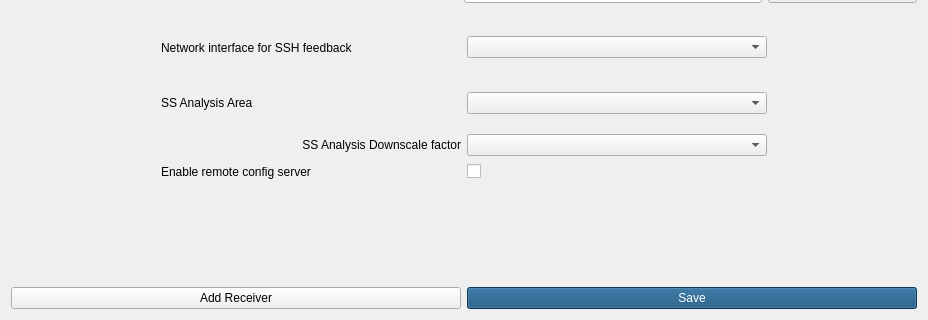
The window that ScreenLedGUI/settingswindow.ui (0LTSU0/ScreenLed) describes before a commit, drawn with Qt 5; both pictures show x 0 to 928 and y 316 to 636 of the 928 by 636 pixel window.
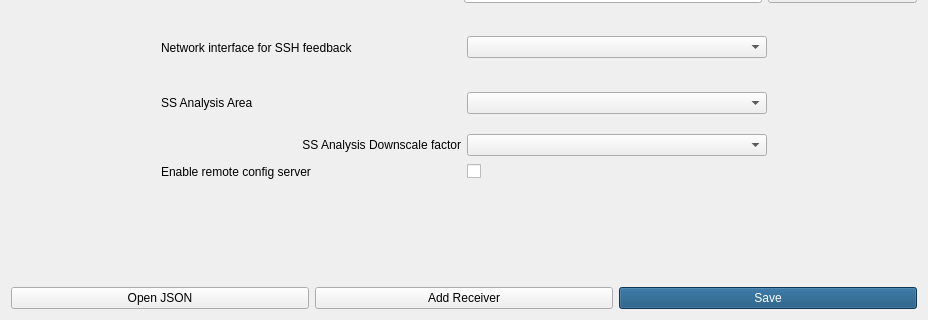
The same window after the commit.

Commit message: button to open config json from settings

```diff
--- a/ScreenLedGUI/settingswindow.ui
+++ b/ScreenLedGUI/settingswindow.ui
@@ -432,6 +432,13 @@
    </item>
    <item>
     <layout class="QHBoxLayout" name="horizontalLayout_6">
+     <item>
+      <widget class="QPushButton" name="OpenJsonButton">
+       <property name="text">
+        <string>Open JSON</string>
+       </property>
+      </widget>
+     </item>
      <item>
       <widget class="QPushButton" name="addReceiverButton">
        <property name="text">
```
The commit also changes 5 other files.
